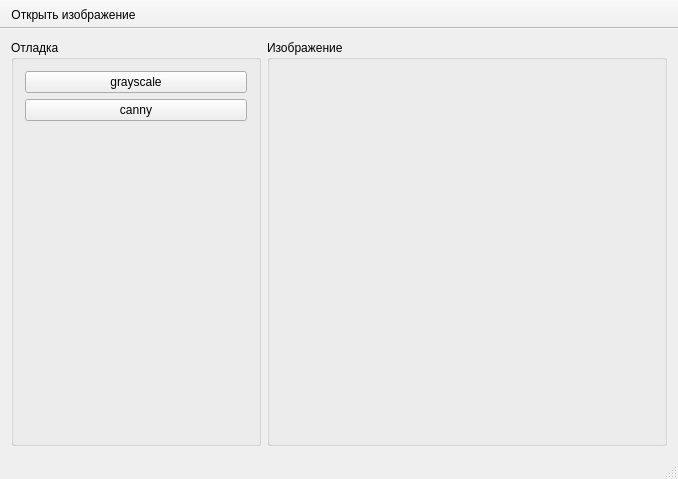
The window that ui/mainwindow.ui (AnisimoffNikita/course-project-cg) describes before a commit, drawn with Qt 5.
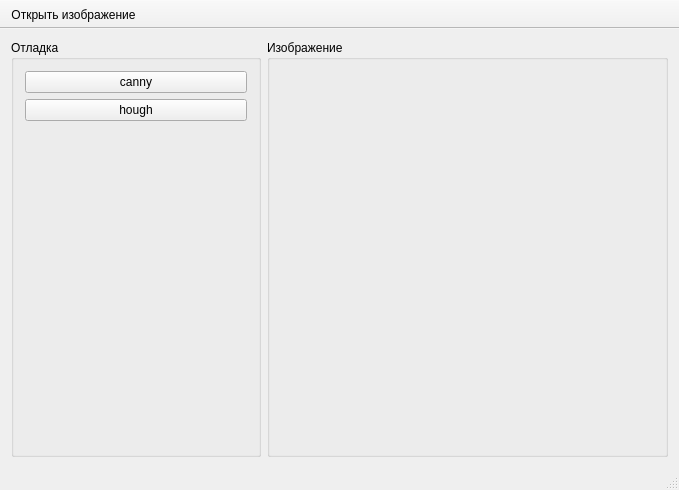
The same window after the commit. Icons and pictures are not drawn. Custom widgets are drawn as their Qt base class.

Diff of the .ui file:
```diff
--- a/ui/mainwindow.ui
+++ b/ui/mainwindow.ui
@@ -6,8 +6,8 @@
    <rect>
     <x>0</x>
     <y>0</y>
-    <width>674</width>
-    <height>479</height>
+    <width>679</width>
+    <height>490</height>
    </rect>
   </property>
   <property name="windowTitle">
@@ -51,14 +51,7 @@
        <string>Отладка</string>
       </property>
       <layout class="QGridLayout" name="gridLayout_3">
-       <item row="0" column="0">
-        <widget class="QPushButton" name="btnGray">
-         <property name="text">
-          <string>grayscale</string>
-         </property>
-        </widget>
-       </item>
-       <item row="2" column="0">
+       <item row="2" column="1">
         <spacer name="verticalSpacer">
          <property name="orientation">
           <enum>Qt::Vertical</enum>
@@ -71,13 +64,20 @@
          </property>
         </spacer>
        </item>
-       <item row="1" column="0">
+       <item row="0" column="0" colspan="2">
         <widget class="QPushButton" name="btnCanny">
          <property name="text">
           <string>canny</string>
          </property>
         </widget>
        </item>
+       <item row="1" column="0" colspan="2">
+        <widget class="QPushButton" name="btnHough">
+         <property name="text">
+          <string>hough</string>
+         </property>
+        </widget>
+       </item>
       </layout>
      </widget>
     </item>
```
